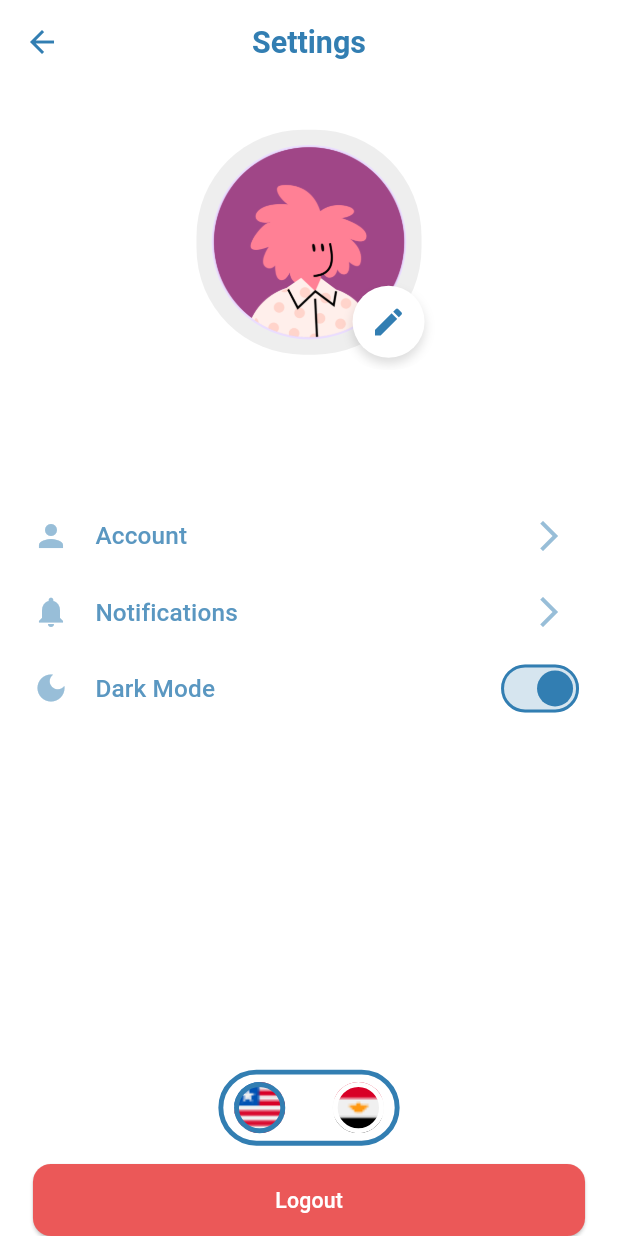
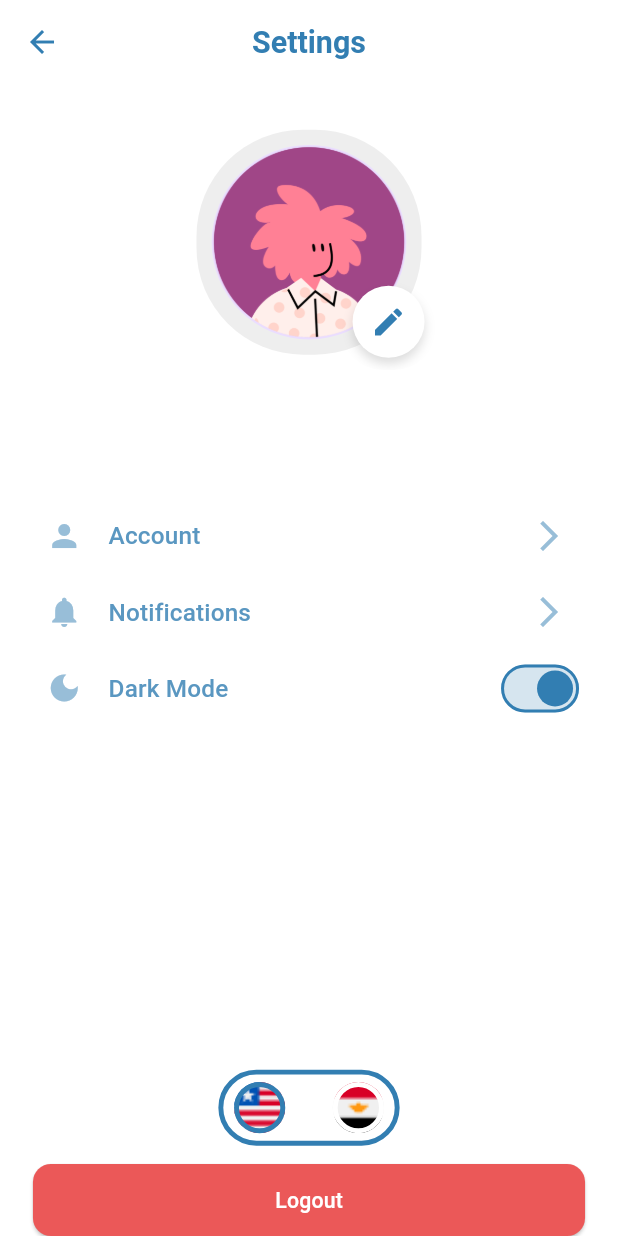
Before and after one commit to Osama-El-Dawli/Healora-app, a Flutter app: the SettingsScreen screen opened directly with empty values, on a phone screen of 412 x 824 dp. Run offline on Flutter 3.47's test engine with Material 3 defaults, Android fonts, the phone set to English and light mode, and no system bars; our stand-ins replace bloc, cloud_firestore, dio, dots_indicator, easy_localization, firebase_auth and 10 more; accounts and stored records are empty.

Commit message:
feat: Enhance DoctorHeader and SettingsList with improved tap effects and fix user arguments

```diff
--- a/lib/features/settings/presentation/widgets/settings_list.dart
+++ b/lib/features/settings/presentation/widgets/settings_list.dart
@@ -1,5 +1,7 @@
 import 'package:flutter/material.dart';
+import 'package:flutter_screenutil/flutter_screenutil.dart';
 import 'package:healora/core/routes/routes.dart';
+import 'package:healora/core/theme/app_colors.dart';
 
 import 'package:healora/features/settings/presentation/widgets/settings_item.dart';
 
@@ -17,7 +19,14 @@ class _SettingsListState extends State<SettingsList> {
   Widget build(BuildContext context) {
     return Column(
       children: [
-        SettingsItem(
+        InkWell(
+          borderRadius: BorderRadius.circular(24.r),
+          splashColor: AppColors.suffixIconColor.withValues(alpha: 0.2),
+          onTap: () =>
+              Navigator.pushNamed(context, AppRoutes.editAccountScreen),
+          child: Padding(
+            padding: EdgeInsetsDirectional.only(start: 8.w),
+            child: SettingsItem(
               onpressed: () {
                 Navigator.pushNamed(context, AppRoutes.editAccountScreen);
               },
@@ -25,8 +34,16 @@ class _SettingsListState extends State<SettingsList> {
               title: 'account',
               leading: Icon(Icons.arrow_forward_ios),
             ),
-
-        SettingsItem(
+          ),
+        ),
+        InkWell(
+          borderRadius: BorderRadius.circular(24.r),
+          splashColor: AppColors.suffixIconColor.withValues(alpha: 0.1),
+          onTap: () =>
+              Navigator.pushNamed(context, AppRoutes.notificationsScreen),
+          child: Padding(
+            padding: EdgeInsetsDirectional.only(start: 8.w),
+            child: SettingsItem(
               onpressed: () {
                 Navigator.pushNamed(context, AppRoutes.notificationsScreen);
               },
@@ -34,8 +51,11 @@ class _SettingsListState extends State<SettingsList> {
               title: 'notifications',
               leading: Icon(Icons.arrow_forward_ios),
             ),
-
-        SettingsItem(
+          ),
+        ),
+        Padding(
+          padding: EdgeInsetsDirectional.only(start: 8.w),
+          child: SettingsItem(
             onpressed: () {},
             icon: Icons.dark_mode,
             title: 'dark_mode',
@@ -48,6 +68,7 @@ class _SettingsListState extends State<SettingsList> {
               },
             ),
           ),
+        ),
       ],
     );
   }
```
Also changed, not shown: lib/features/doctor_feature/presentation/widgets/doctor_header.dart (+13 -2 lines). Lines whose indentation alone changed are shown as unchanged.
